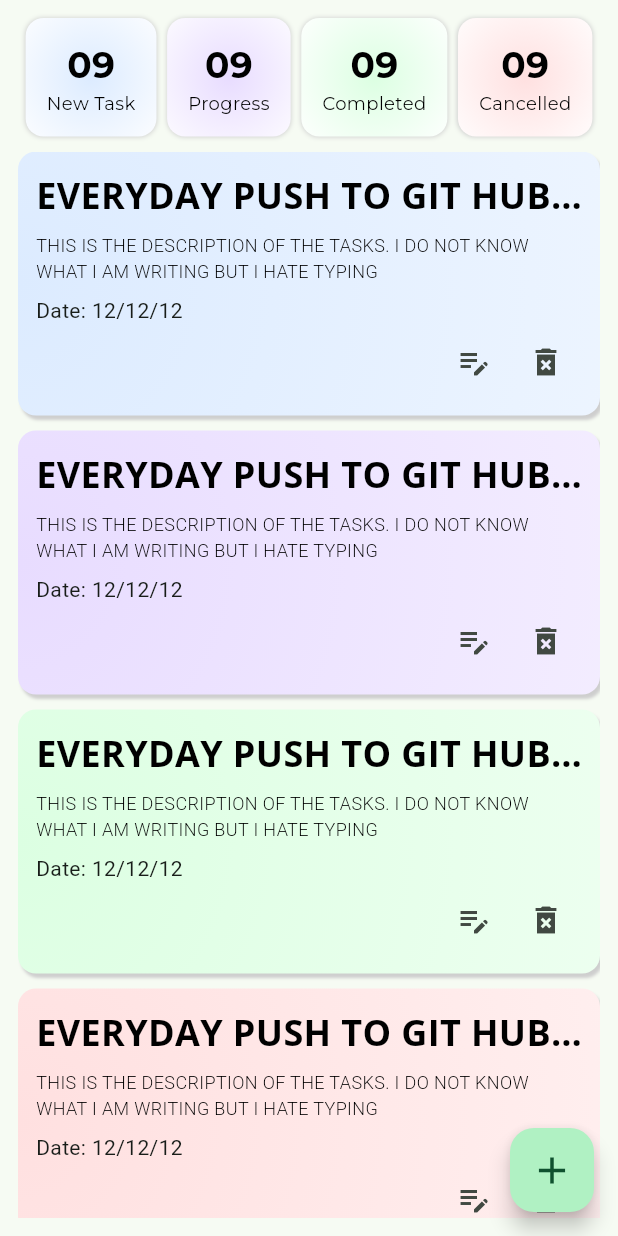
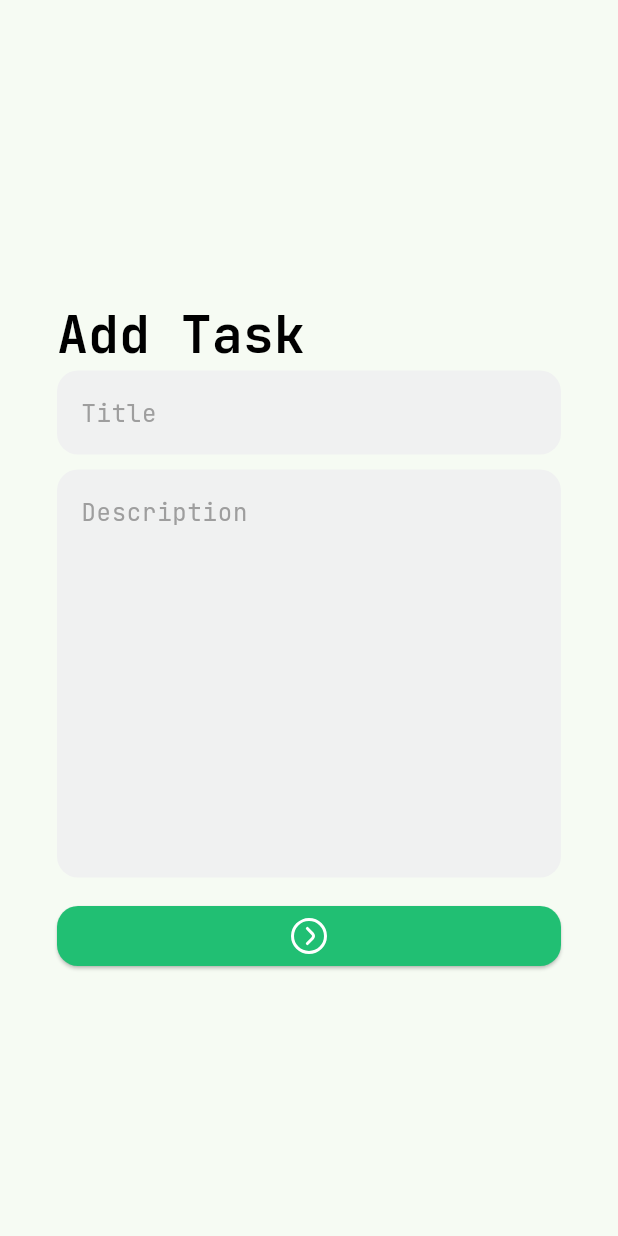
Before and after one commit to shamspahlowan/ostad_task_management, a Flutter app: the HomeView screen opened directly, after a tap on the "add" icon, on a phone screen of 412 x 824 dp. Run offline on Flutter 3.47's test engine with Material 3 defaults, Android fonts, the phone set to English and light mode, and no system bars; our stand-ins replace flutter_svg, google_fonts.

Commit message:
task add update feature done

```diff
--- a/lib/auth/presentation/widgets/otp_input_field.dart
+++ b/lib/auth/presentation/widgets/otp_input_field.dart
@@ -21,8 +21,6 @@ class _OtpInputFieldState extends State<OtpInputField> {
     super.initState();
     _controller = TextEditingController();
     _focusNode = FocusNode();
-
-    print(otp);
 
     _controller.addListener(() {
       setState(() {});
@@ -72,7 +70,6 @@ class _OtpInputFieldState extends State<OtpInputField> {
               onSubmitted: (value) {
                 if (_controller.text.length == 6 &&
                     int.tryParse(_controller.text.toString()) == otp) {
-                  print(otp);
                   ScaffoldMessenger.of(context).showSnackBar(
                     SnackBar(
                       content: Text(
--- /dev/null
+++ b/lib/dashboard/presentation/add_task_view.dart
@@ -0,0 +1,136 @@
+import 'package:flutter/material.dart';
+import 'package:flutter_svg/svg.dart';
+import 'package:google_fonts/google_fonts.dart';
+import 'package:ostad_task_management/shared/task_manager.dart';
+import 'package:ostad_task_management/shared/task_model.dart';
+import 'package:ostad_task_management/shared/task_status_util.dart';
+import 'package:ostad_task_management/util/asset_paths.dart';
+
+class AddTaskView extends StatefulWidget {
+  const AddTaskView({super.key});
+
+  @override
+  State<AddTaskView> createState() => _AddTaskViewState();
+}
+
+class _AddTaskViewState extends State<AddTaskView> {
+  late TextEditingController _titleController;
+  late TextEditingController _descriptionController;
+
+  @override
+  void initState() {
+    super.initState();
+    _titleController = TextEditingController();
+    _descriptionController = TextEditingController();
+  }
+
+  @override
+  void dispose() {
+    _titleController.dispose();
+    _descriptionController.dispose();
+    super.dispose();
+  }
+
+  @override
+  Widget build(BuildContext context) {
+    return Scaffold(
+      resizeToAvoidBottomInset: false,
+      body: SingleChildScrollView(
+        child: Padding(
+          padding: const EdgeInsets.all(38.0),
+          child: Column(
+            crossAxisAlignment: CrossAxisAlignment.center,
+            mainAxisAlignment: MainAxisAlignment.center,
+            children: [
+              SizedBox(height: 160),
+              Align(
+                alignment: Alignment.centerLeft,
+                child: Text(
+                  "Add Task",
+                  style: GoogleFonts.jetBrainsMono(
+                    color: Colors.black,
+                    fontSize: 34,
+                    fontWeight: FontWeight.bold,
+                  ),
+                ),
+              ),
+              Form(
+                child: Column(
+                  mainAxisAlignment: MainAxisAlignment.center,
+                  children: [
+                    TextFormField(
+                      controller: _titleController,
+                      decoration: InputDecoration(
+                        hintText: "Title",
+                        filled: true,
+                        fillColor: const Color(0xFFF0F1F1),
+                      ),
+                    ),
+                    SizedBox(height: 10),
+                    TextFormField(
+                      controller: _descriptionController,
+                      decoration: InputDecoration(
+                        hintText: "Description",
+                        filled: true,
+                        fillColor: const Color(0xFFF0F1F1),
+                      ),
+                      maxLines: 10,
+                    ),
+                    SizedBox(height: 15),
+                    SizedBox(
+                      width: double.infinity,
+                      child: ElevatedButton(
+                        onPressed: () {
+                          DateTime now = DateTime.now();
+                          String date = "${now.day}/${now.month}/${now.year}";
+                          if (_titleController.text.isNotEmpty &&
+                              _descriptionController.text.isNotEmpty) {
+                            TaskManager.addTask(
+                              TaskModel(
+                                title: _titleController.text,
+                                description: _descriptionController.text,
+                                date: date,
+                                status: TaskStatus.newtask,
+                              ),
+                            );
+
+                            ScaffoldMessenger.of(context).showSnackBar(
+                              const SnackBar(
+                                elevation: 1,
+                                backgroundColor: Colors.green,
+                                content: Text("Task added successfully."),
+                                duration: Duration(seconds: 2),
+                              ),
+                            );
+                            Navigator.pop(context, true);
+                          } else {
+                            ScaffoldMessenger.of(context).showSnackBar(
+                              const SnackBar(
+                                elevation: 1,
+                                backgroundColor: Colors.redAccent,
+                                content: Text(
+                                  "please add something to your task",
+                                ),
+                              ),
+                            );
+                          }
+                        },
+                        child: SvgPicture.asset(
+                          AssetPaths.buttonIcon,
+                          colorFilter: ColorFilter.mode(
+                            Colors.white,
+                            BlendMode.srcIn,
+                          ),
+                        ),
+                      ),
+                    ),
+                  ],
+                ),
+              ),
+            ],
+          ),
+        ),
+      ),
+    );
+  }
+}
--- a/lib/dashboard/presentation/home_view.dart
+++ b/lib/dashboard/presentation/home_view.dart
@@ -1,6 +1,9 @@
 import 'package:flutter/material.dart';
+import 'package:ostad_task_management/dashboard/presentation/add_task_view.dart';
+import 'package:ostad_task_management/dashboard/presentation/task_view.dart';
 import 'package:ostad_task_management/dashboard/widgets/progress_track_tile.dart';
 import 'package:ostad_task_management/dashboard/widgets/task_tile.dart';
+import 'package:ostad_task_management/shared/task_manager.dart';
 import 'package:ostad_task_management/shared/task_status_util.dart';
 
 class HomeView extends StatefulWidget {
@@ -11,6 +14,26 @@ class HomeView extends StatefulWidget {
 }
 
 class _HomeViewState extends State<HomeView> {
+  bool isInsertionSuccessful = false;
+  bool isUpdateSuccessful = false;
+
+  void _navigateAddTaskView() async {
+    isInsertionSuccessful = await Navigator.push(
+      context,
+      MaterialPageRoute(
+        builder: (context) {
+          return AddTaskView();
+        },
+      ),
+    );
+
+    if (isInsertionSuccessful == true) {
+      setState(() {
+        isInsertionSuccessful = false;
+      });
+    }
+  }
+
   List<TaskStatus> statuses = TaskStatus.values;
   @override
   Widget build(BuildContext context) {
@@ -26,29 +49,43 @@ class _HomeViewState extends State<HomeView> {
                 ...List.generate(statuses.length, (index) {
                   return ProgressTrackTile(status: statuses[index]);
                 }),
-                // ProgressTrackTile(status: TaskStatus.newtask),
-                // ProgressTrackTile(status: TaskStatus.progress),
-                // ProgressTrackTile(status: TaskStatus.completed),
-                // ProgressTrackTile(status: TaskStatus.cancelled),
               ],
             ),
             SizedBox(height: 10),
             Expanded(
               child: ListView.separated(
+                padding: EdgeInsets.zero,
                 itemBuilder: (context, index) {
-                  return TaskTile(status: statuses[index % statuses.length]);
+                  return TaskTile(
+                    task: TaskManager.tasks[index],
+                    onTap: () async {
+                      isUpdateSuccessful = await Navigator.push(
+                        context,
+                        MaterialPageRoute(
+                          builder: (context) {
+                            return TaskView(task: TaskManager.tasks[index]);
+                          },
+                        ),
+                      );
+                      if (isUpdateSuccessful == true) {
+                        setState(() {
+                          isUpdateSuccessful = false;
+                        });
+                      }
+                    },
+                  );
                 },
                 separatorBuilder: (context, index) {
                   return SizedBox(height: 10);
                 },
-                itemCount: 10,
+                itemCount: TaskManager.tasks.length,
               ),
             ),
           ],
         ),
       ),
       floatingActionButton: FloatingActionButton(
-        onPressed: () {},
+        onPressed: _navigateAddTaskView,
         child: Icon(Icons.add, size: 30),
       ),
     );
--- a/lib/dashboard/widgets/progress_track_tile.dart
+++ b/lib/dashboard/widgets/progress_track_tile.dart
@@ -1,5 +1,6 @@
 import 'package:flutter/material.dart';
 import 'package:google_fonts/google_fonts.dart';
+import 'package:ostad_task_management/shared/task_manager.dart';
 import 'package:ostad_task_management/shared/task_status_util.dart';
 
 class ProgressTrackTile extends StatefulWidget {
@@ -35,7 +36,9 @@ class _ProgressTrackTileState extends State<ProgressTrackTile> {
       child: Column(
         children: [
           Text(
-            "09",
+            TaskManager.getTaskCountByStatus(
+              widget.status,
+            ).toString().padLeft(2, "0"),
             style: GoogleFonts.montserrat(
               color: Colors.black,
               fontWeight: FontWeight.bold,
--- a/lib/dashboard/widgets/task_tile.dart
+++ b/lib/dashboard/widgets/task_tile.dart
@@ -1,10 +1,12 @@
 import 'package:flutter/material.dart';
 import 'package:google_fonts/google_fonts.dart';
+import 'package:ostad_task_management/shared/task_model.dart';
 import 'package:ostad_task_management/shared/task_status_util.dart';
 
 class TaskTile extends StatefulWidget {
-  final TaskStatus status;
-  const TaskTile({super.key, required this.status});
+  final TaskModel task;
+  final VoidCallback? onTap;
+  const TaskTile({super.key, required this.task, this.onTap});
 
   @override
   State<TaskTile> createState() => _TaskTileState();
@@ -13,12 +15,14 @@ class TaskTile extends StatefulWidget {
 class _TaskTileState extends State<TaskTile> {
   @override
   Widget build(BuildContext context) {
-    return Container(
+    return GestureDetector(
+      onTap: widget.onTap,
+      child: Container(
         padding: EdgeInsets.all(12),
         decoration: BoxDecoration(
           borderRadius: BorderRadius.circular(12),
           gradient: RadialGradient(
-          colors: [widget.status.getColor, Colors.white],
+            colors: [widget.task.status.getColor, Colors.white],
             center: Alignment.centerLeft,
             radius: 4.85,
           ),
@@ -36,7 +40,7 @@ class _TaskTileState extends State<TaskTile> {
           crossAxisAlignment: CrossAxisAlignment.start,
           children: [
             Text(
-            "Everyday push to git hub and more".toUpperCase(),
+              widget.task.title.toUpperCase(),
               maxLines: 1,
               overflow: TextOverflow.ellipsis,
               style: GoogleFonts.openSans(
@@ -47,8 +51,7 @@ class _TaskTileState extends State<TaskTile> {
             ),
             SizedBox(height: 8),
             Text(
-            "This is the description of the tasks. i do not know what i am writing but i hate typing"
-                .toUpperCase(),
+              widget.task.description.toUpperCase(),
               maxLines: 2,
               overflow: TextOverflow.ellipsis,
               style: GoogleFonts.roboto(
@@ -58,7 +61,7 @@ class _TaskTileState extends State<TaskTile> {
               ),
             ),
             SizedBox(height: 8),
-          Text("Date: 12/12/12"),
+            Text("Date: ${widget.task.date}"),
             Row(
               children: [
                 // Container(
@@ -83,10 +86,10 @@ class _TaskTileState extends State<TaskTile> {
                 //   child: Text("data"),
                 // ),
                 Expanded(child: SizedBox()),
-              IconButton(
-                onPressed: () {},
-                icon: Icon(Icons.edit_note_outlined),
-              ),
+                // IconButton(
+                //   onPressed: () {},
+                //   icon: Icon(Icons.edit_note_outlined),
+                // ),
                 IconButton(
                   onPressed: () {},
                   icon: Icon(Icons.delete_forever_sharp),
@@ -95,6 +98,7 @@ class _TaskTileState extends State<TaskTile> {
             ),
           ],
         ),
+      ),
     );
   }
 }
--- a/lib/main.dart
+++ b/lib/main.dart
@@ -1,6 +1,10 @@
 import 'package:flutter/material.dart';
 import 'package:ostad_task_management/app.dart';
+import 'package:ostad_task_management/shared/sample_data.dart';
+import 'package:ostad_task_management/shared/task_manager.dart';
 
 void main() {
+  WidgetsFlutterBinding.ensureInitialized();
+  TaskManager.tasks = [...mockTasks];
   runApp(App());
 }
--- a/lib/shared/task_manager.dart
+++ b/lib/shared/task_manager.dart
@@ -1 +1,28 @@
-class TaskManager {}
+import 'package:ostad_task_management/shared/task_model.dart';
+import 'package:ostad_task_management/shared/task_status_util.dart';
+
+class TaskManager {
+  static List<TaskModel> tasks = [];
+
+  static void addTask(TaskModel task) {
+    tasks.add(task);
+  }
+
+  static bool updateTask(TaskModel newTask, int index) {
+    if (index >= 0) {
+      tasks[index] = newTask;
+      return true;
+    } else {
+      return false;
+    }
+  }
+
+  static int getTaskCountByStatus(TaskStatus status) {
+    int count = tasks.where((element) {
+      return element.status == status;
+    }).length;
+    return count;
+  }
+
+  static void editTask(TaskModel task) {}
+}
--- a/lib/shared/task_model.dart
+++ b/lib/shared/task_model.dart
@@ -3,7 +3,7 @@ import 'package:ostad_task_management/shared/task_status_util.dart';
 class TaskModel {
   final String title;
   final String description;
-  final DateTime date;
+  final String date;
   final TaskStatus status;
 
   TaskModel({
@@ -12,4 +12,17 @@ class TaskModel {
     required this.date,
     required this.status,
   });
+  @override
+  bool operator ==(Object other) {
+    if (identical(this, other)) return true;
+    return other is TaskModel &&
+        other.title == title &&
+        other.description == description &&
+        other.date == date &&
+        other.status == status;
+  }
+
+  @override
+  int get hashCode =>
+      title.hashCode ^ description.hashCode ^ date.hashCode ^ status.hashCode;
 }
```
Also changed, not shown: lib/dashboard/presentation/task_view.dart (added, +141 -0 lines), lib/shared/sample_data.dart (added, +43 -0 lines). Lines whose indentation alone changed are shown as unchanged.
